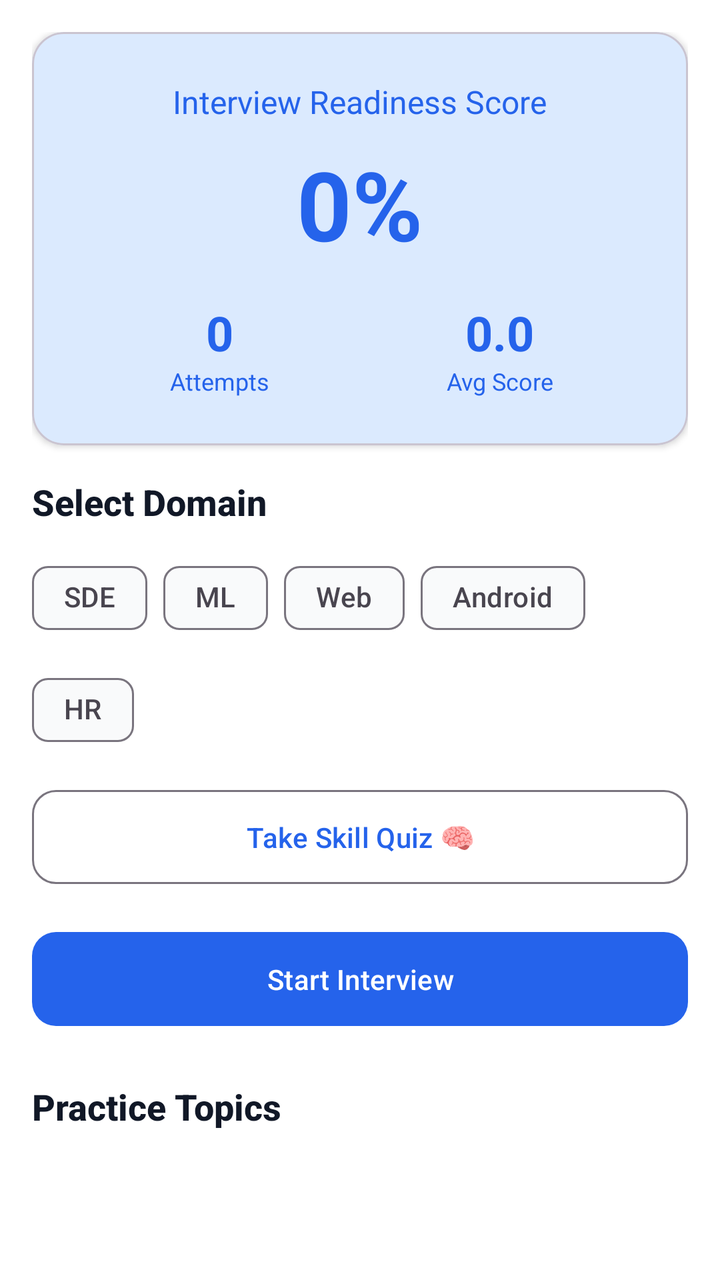
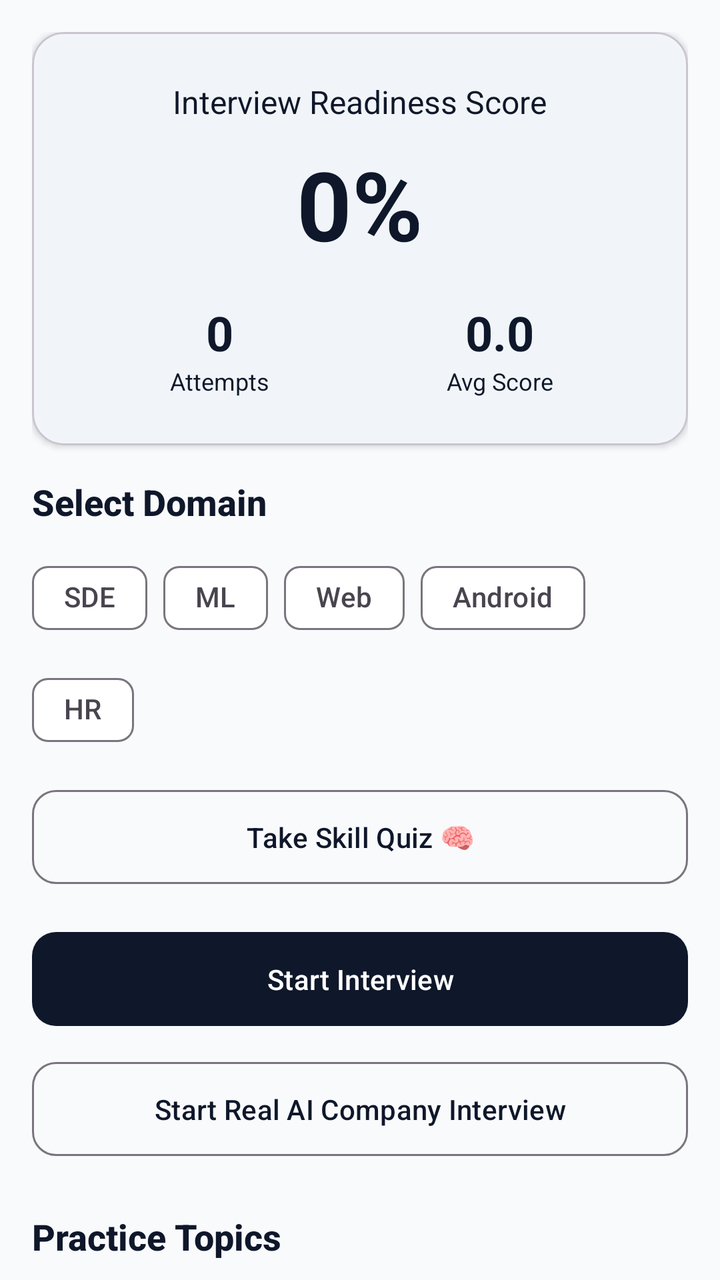

Compare the two renders of this Android layout. The source of the first and the diff that turns it into the second are given below.
<!-- AndroidManifest.xml: application theme Theme.MyApplication -->
<!-- res/layout/fragment_ai_interview.xml -->
<?xml version="1.0" encoding="utf-8"?>
<androidx.core.widget.NestedScrollView xmlns:android="http://schemas.android.com/apk/res/android"
    xmlns:app="http://schemas.android.com/apk/res-auto"
    android:layout_width="match_parent"
    android:layout_height="match_parent"
    android:background="@color/background">

    <LinearLayout
        android:layout_width="match_parent"
        android:layout_height="wrap_content"
        android:orientation="vertical"
        android:padding="16dp">

        
        <com.google.android.material.card.MaterialCardView
            android:layout_width="match_parent"
            android:layout_height="wrap_content"
            android:layout_marginBottom="16dp"
            app:cardCornerRadius="16dp"
            app:cardElevation="2dp"
            app:cardBackgroundColor="@color/primary_container">

            <LinearLayout
                android:layout_width="match_parent"
                android:layout_height="wrap_content"
                android:orientation="vertical"
                android:padding="24dp">

                <TextView
                    android:layout_width="wrap_content"
                    android:layout_height="wrap_content"
                    android:text="Interview Readiness Score"
                    android:textColor="@color/primary"
                    android:textSize="16sp"
                    android:layout_gravity="center_horizontal" />

                <TextView
                    android:id="@+id/tv_readiness_score"
                    android:layout_width="wrap_content"
                    android:layout_height="wrap_content"
                    android:layout_marginTop="8dp"
                    android:text="0%"
                    android:textColor="@color/primary"
                    android:textSize="48sp"
                    android:textStyle="bold"
                    android:layout_gravity="center_horizontal" />
                    
                <LinearLayout
                    android:layout_width="match_parent"
                    android:layout_height="wrap_content"
                    android:orientation="horizontal"
                    android:layout_marginTop="16dp">
                    
                    <LinearLayout
                        android:layout_width="0dp"
                        android:layout_height="wrap_content"
                        android:layout_weight="1"
                        android:orientation="vertical"
                        android:gravity="center">
                        
                        <TextView
                            android:id="@+id/tv_total_attempts"
                            android:layout_width="wrap_content"
                            android:layout_height="wrap_content"
                            android:text="0"
                            android:textColor="@color/primary"
                            android:textSize="24sp"
                            android:textStyle="bold" />
                            
                        <TextView
                            android:layout_width="wrap_content"
                            android:layout_height="wrap_content"
                            android:text="Attempts"
                            android:textColor="@color/primary"
                            android:textSize="12sp" />
                    </LinearLayout>
                    
                    <LinearLayout
                        android:layout_width="0dp"
                        android:layout_height="wrap_content"
                        android:layout_weight="1"
                        android:orientation="vertical"
                        android:gravity="center">
                        
                        <TextView
                            android:id="@+id/tv_average_score"
                            android:layout_width="wrap_content"
                            android:layout_height="wrap_content"
                            android:text="0.0"
                            android:textColor="@color/primary"
                            android:textSize="24sp"
                            android:textStyle="bold" />
                            
                        <TextView
                            android:layout_width="wrap_content"
                            android:layout_height="wrap_content"
                            android:text="Avg Score"
                            android:textColor="@color/primary"
                            android:textSize="12sp" />
                    </LinearLayout>
                </LinearLayout>

            </LinearLayout>

        </com.google.android.material.card.MaterialCardView>

        
        <TextView
            android:layout_width="wrap_content"
            android:layout_height="wrap_content"
            android:fontFamily="sans-serif-medium"
            android:text="@string/select_domain"
            android:textColor="@color/on_background"
            android:textSize="18sp"
            android:textStyle="bold" />

        <com.google.android.material.chip.ChipGroup
            android:id="@+id/domain_chip_group"
            android:layout_width="match_parent"
            android:layout_height="wrap_content"
            android:layout_marginTop="12dp"
            app:singleSelection="true">

            <com.google.android.material.chip.Chip
                android:id="@+id/chip_sde"
                style="@style/Widget.Material3.Chip.Filter"
                android:layout_width="wrap_content"
                android:layout_height="wrap_content"
                android:text="SDE" />

            <com.google.android.material.chip.Chip
                android:id="@+id/chip_ml"
                style="@style/Widget.Material3.Chip.Filter"
                android:layout_width="wrap_content"
                android:layout_height="wrap_content"
                android:text="ML" />

            <com.google.android.material.chip.Chip
                android:id="@+id/chip_web"
                style="@style/Widget.Material3.Chip.Filter"
                android:layout_width="wrap_content"
                android:layout_height="wrap_content"
                android:text="Web" />

            <com.google.android.material.chip.Chip
                android:id="@+id/chip_android"
                style="@style/Widget.Material3.Chip.Filter"
                android:layout_width="wrap_content"
                android:layout_height="wrap_content"
                android:text="Android" />

            <com.google.android.material.chip.Chip
                android:id="@+id/chip_hr"
                style="@style/Widget.Material3.Chip.Filter"
                android:layout_width="wrap_content"
                android:layout_height="wrap_content"
                android:text="HR" />

        </com.google.android.material.chip.ChipGroup>

        <com.google.android.material.button.MaterialButton
            android:id="@+id/btn_take_skill_quiz"
            style="@style/Widget.App.Button.Outlined"
            android:layout_width="match_parent"
            android:layout_height="wrap_content"
            android:layout_marginTop="12dp"
            android:text="Take Skill Quiz 🧠" />

        
        <com.google.android.material.button.MaterialButton
            android:id="@+id/btn_start_interview"
            style="@style/Widget.App.Button"
            android:layout_width="match_parent"
            android:layout_height="wrap_content"
            android:layout_marginTop="16dp"
            android:paddingVertical="14dp"
            android:text="@string/start_interview" />

        
        <TextView
            android:layout_width="wrap_content"
            android:layout_height="wrap_content"
            android:layout_marginTop="24dp"
            android:fontFamily="sans-serif-medium"
            android:text="Practice Topics"
            android:textColor="@color/on_background"
            android:textSize="18sp"
            android:textStyle="bold" />

        <androidx.recyclerview.widget.RecyclerView
            android:id="@+id/recycler_questions"
            android:layout_width="match_parent"
            android:layout_height="wrap_content"
            android:layout_marginTop="12dp"
            android:nestedScrollingEnabled="false" />

    </LinearLayout>

</androidx.core.widget.NestedScrollView>
<!-- resources referenced by this layout -->
<resources>
  <color name="background">#FFFFFF</color>
  <color name="on_background">#111827</color>
  <color name="primary">#2563EB</color>
  <color name="primary_container">#DBEAFE</color>
  <string name="select_domain">Select Domain</string>
  <string name="start_interview">Start Interview</string>
  <style name="Widget.App.Button" parent="Widget.Material3.Button">
          <item name="cornerRadius">12dp</item>
          <item name="android:textAllCaps">false</item>
          <item name="android:paddingTop">14dp</item>
          <item name="android:paddingBottom">14dp</item>
      </style>
  <style name="Widget.App.Button.Outlined" parent="Widget.Material3.Button.OutlinedButton">
          <item name="cornerRadius">12dp</item>
          <item name="android:textAllCaps">false</item>
          <item name="android:paddingTop">14dp</item>
          <item name="android:paddingBottom">14dp</item>
      </style>
  <style name="Theme.MyApplication" parent="Base.Theme.MyApplication" />
  <style name="Base.Theme.MyApplication" parent="Theme.Material3.Light.NoActionBar">
          
          <item name="colorPrimary">@color/primary</item>
          <item name="colorPrimaryVariant">@color/primary_dark</item>
          <item name="colorOnPrimary">@color/on_primary</item>
          <item name="colorPrimaryContainer">@color/primary_container</item>
          
          
          <item name="colorSecondary">@color/secondary</item>
          <item name="colorSecondaryVariant">@color/secondary_dark</item>
          <item name="colorOnSecondary">@color/on_secondary</item>
          <item name="colorSecondaryContainer">@color/secondary_container</item>
          
          
          <item name="colorTertiary">@color/tertiary</item>
          <item name="colorTertiaryContainer">@color/tertiary_container</item>
          
          
          <item name="android:colorBackground">@color/background</item>
          <item name="colorSurface">@color/surface</item>
          <item name="colorSurfaceVariant">@color/surface_variant</item>
          <item name="colorOnBackground">@color/on_background</item>
          <item name="colorOnSurface">@color/on_surface</item>
          
          
          <item name="colorError">@color/error</item>
          
          
          <item name="android:statusBarColor">@color/background</item>
          <item name="android:windowLightStatusBar">true</item>
          
          
          <item name="android:navigationBarColor">@color/background</item>
          <item name="android:windowLightNavigationBar">true</item>
          
          
          <item name="shapeAppearanceSmallComponent">@style/ShapeAppearance.App.SmallComponent</item>
          <item name="shapeAppearanceMediumComponent">@style/ShapeAppearance.App.MediumComponent</item>
          <item name="shapeAppearanceLargeComponent">@style/ShapeAppearance.App.LargeComponent</item>
      </style>
  <color name="primary_dark">#1E40AF</color>
  <color name="on_primary">#FFFFFF</color>
  <color name="secondary">#7C3AED</color>
  <color name="secondary_dark">#6D28D9</color>
  <color name="on_secondary">#FFFFFF</color>
  <color name="secondary_container">#EDE9FE</color>
  <color name="tertiary">#059669</color>
  <color name="tertiary_container">#D1FAE5</color>
  <color name="surface">#F9FAFB</color>
  <color name="surface_variant">#F3F4F6</color>
  <color name="on_surface">#374151</color>
  <color name="error">#EF4444</color>
  <style name="ShapeAppearance.App.SmallComponent" parent="ShapeAppearance.Material3.SmallComponent">
          <item name="cornerFamily">rounded</item>
          <item name="cornerSize">8dp</item>
      </style>
  <style name="ShapeAppearance.App.MediumComponent" parent="ShapeAppearance.Material3.MediumComponent">
          <item name="cornerFamily">rounded</item>
          <item name="cornerSize">12dp</item>
      </style>
  <style name="ShapeAppearance.App.LargeComponent" parent="ShapeAppearance.Material3.LargeComponent">
          <item name="cornerFamily">rounded</item>
          <item name="cornerSize">16dp</item>
      </style>
</resources>

<!-- the commit's change to res/layout/fragment_ai_interview.xml (unified diff, before → after) -->
@@ -176,6 +176,14 @@
             android:paddingVertical="14dp"
             android:text="@string/start_interview" />
 
+        <com.google.android.material.button.MaterialButton
+            android:id="@+id/btn_start_live_interview"
+            style="@style/Widget.App.Button.Outlined"
+            android:layout_width="match_parent"
+            android:layout_height="wrap_content"
+            android:layout_marginTop="10dp"
+            android:text="Start Real AI Company Interview" />
+
         
         <TextView
             android:layout_width="wrap_content"
<!-- resource entries referenced after the edit -->
@@ -1,9 +1,9 @@
 <!-- resources referenced by this layout -->
 <resources>
-  <color name="background">#FFFFFF</color>
-  <color name="on_background">#111827</color>
-  <color name="primary">#2563EB</color>
-  <color name="primary_container">#DBEAFE</color>
+  <color name="background">#F8FAFC</color>
+  <color name="on_background">#0F172A</color>
+  <color name="primary">#0F172A</color>
+  <color name="primary_container">#F1F5F9</color>
   <string name="select_domain">Select Domain</string>
   <string name="start_interview">Start Interview</string>
   <style name="Widget.App.Button" parent="Widget.Material3.Button">
@@ -59,17 +59,17 @@
           <item name="shapeAppearanceMediumComponent">@style/ShapeAppearance.App.MediumComponent</item>
           <item name="shapeAppearanceLargeComponent">@style/ShapeAppearance.App.LargeComponent</item>
       </style>
-  <color name="primary_dark">#1E40AF</color>
+  <color name="primary_dark">#020617</color>
   <color name="on_primary">#FFFFFF</color>
-  <color name="secondary">#7C3AED</color>
-  <color name="secondary_dark">#6D28D9</color>
+  <color name="secondary">#3B82F6</color>
+  <color name="secondary_dark">#2563EB</color>
   <color name="on_secondary">#FFFFFF</color>
-  <color name="secondary_container">#EDE9FE</color>
-  <color name="tertiary">#059669</color>
-  <color name="tertiary_container">#D1FAE5</color>
-  <color name="surface">#F9FAFB</color>
-  <color name="surface_variant">#F3F4F6</color>
-  <color name="on_surface">#374151</color>
+  <color name="secondary_container">#EFF6FF</color>
+  <color name="tertiary">#6366F1</color>
+  <color name="tertiary_container">#EEF2FF</color>
+  <color name="surface">#FFFFFF</color>
+  <color name="surface_variant">#F1F5F9</color>
+  <color name="on_surface">#334155</color>
   <color name="error">#EF4444</color>
   <style name="ShapeAppearance.App.SmallComponent" parent="ShapeAppearance.Material3.SmallComponent">
           <item name="cornerFamily">rounded</item>
